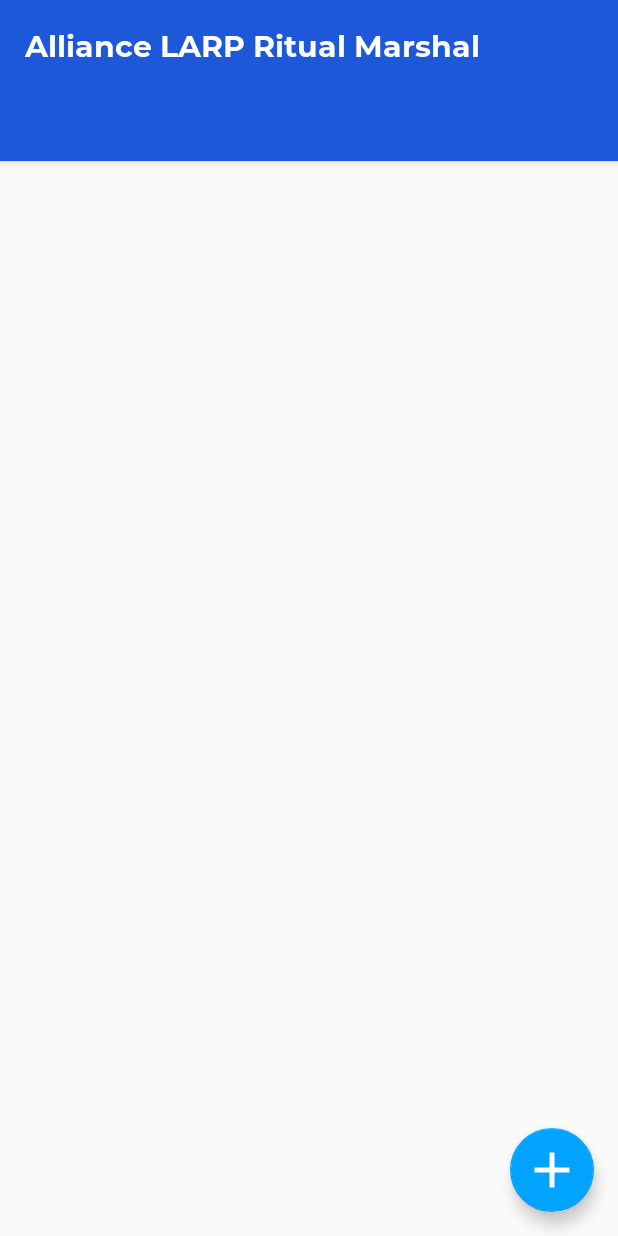
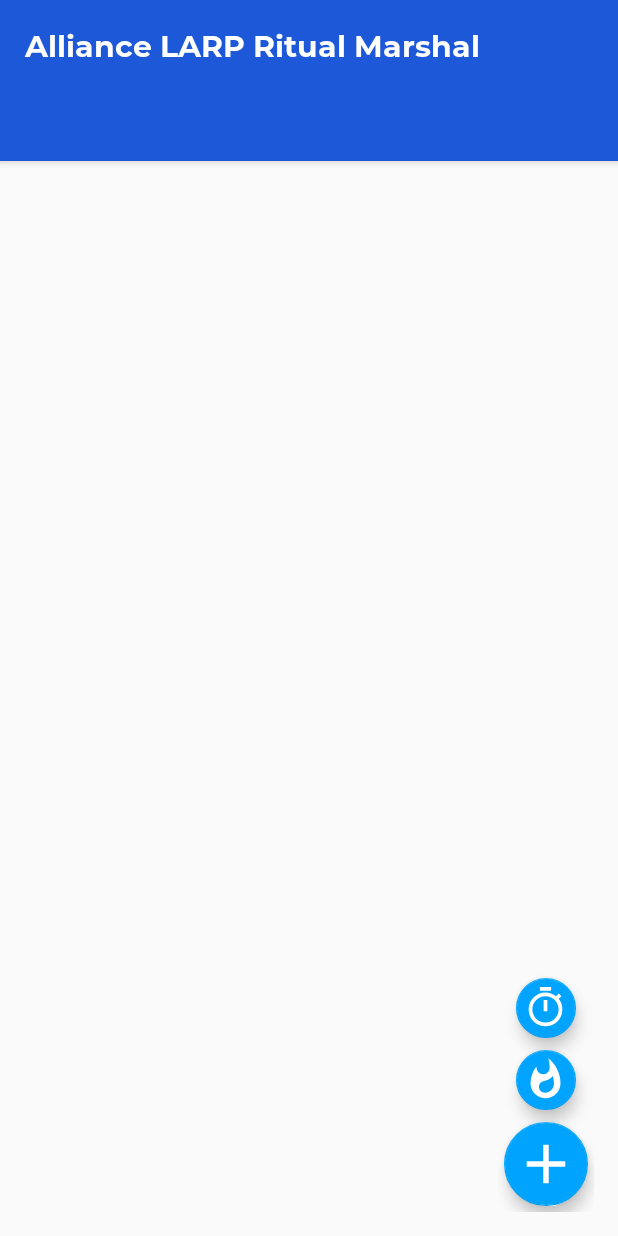
Before and after one commit to raddue/AllianceRitualMarshal, an Android app: the layout activity_main.xml on its own in the app's theme, with its tools: preview values and no code run, on a phone screen of 412 x 824 dp. Run offline under Robolectric (Android 15) with nearby library versions, the phone set to English and light mode, and no system bars.

Commit message:
Added some FAB work, lost content from main view. Woops.

```diff
--- a/app/src/main/java/com/radaedalus/allianceritualmarshal/MainActivity.kt
+++ b/app/src/main/java/com/radaedalus/allianceritualmarshal/MainActivity.kt
@@ -18,10 +18,22 @@ class MainActivity : AppCompatActivity() {
 
         tabs_main.setupWithViewPager(viewpager_main)
 
-        val fab: View = findViewById(R.id.fab)
+        val fab: View = findViewById(R.id.fab_main)
         fab.setOnClickListener {
             Toast.makeText(applicationContext, "Add countdown and roll features here", Toast.LENGTH_LONG)
                 .show()
         }
     }
+
+    fun openMenu() {
+
+    }
+
+    fun closeMenu() {
+
+    }
+
+    fun onClick() {
+
+    }
 }
--- a/app/src/main/res/layout/activity_main.xml
+++ b/app/src/main/res/layout/activity_main.xml
@@ -28,8 +28,6 @@
             android:layout_height="wrap_content"
             android:background="?attr/colorPrimary" />
 
-    </com.google.android.material.appbar.AppBarLayout>
-
         <androidx.viewpager.widget.ViewPager
             android:id="@+id/viewpager_main"
             android:layout_width="match_parent"
@@ -37,14 +35,54 @@
             app:layout_constraintTop_toBottomOf="@+id/tabs_main"
             app:layout_behavior="@string/appbar_scrolling_view_behavior" />
 
-    <com.google.android.material.floatingactionbutton.FloatingActionButton
-        android:id="@+id/fab"
+    </com.google.android.material.appbar.AppBarLayout>
+
+    <androidx.constraintlayout.widget.ConstraintLayout
+        android:layout_width="fill_parent"
+        android:layout_height="fill_parent" >
+
+        <LinearLayout
             android:layout_width="wrap_content"
             android:layout_height="wrap_content"
-        android:layout_gravity="bottom|end"
-        android:layout_margin="@dimen/fab_margin"
-        app:srcCompat="@drawable/ic_add_white_24dp"
-        app:maxImageSize="40dp"
-        app:rippleColor="@color/colorPrimary"/>
+            android:layout_marginEnd="16dp"
+            android:layout_marginBottom="16dp"
+            android:gravity="center_horizontal"
+            android:orientation="vertical"
+            app:layout_constraintBottom_toBottomOf="parent"
+            app:layout_constraintEnd_toEndOf="parent">
+
+            <com.google.android.material.floatingactionbutton.FloatingActionButton
+                android:id="@+id/fab_timer"
+                android:layout_width="wrap_content"
+                android:layout_height="wrap_content"
+                android:layout_margin="4dp"
+                app:fabSize="mini"
+                app:maxImageSize="30dp"
+                app:rippleColor="@color/colorPrimary"
+                app:srcCompat="@drawable/ic_timer_white_24dp" />
+
+            <com.google.android.material.floatingactionbutton.FloatingActionButton
+                android:id="@+id/fab_roll"
+                android:layout_width="wrap_content"
+                android:layout_height="wrap_content"
+                android:layout_margin="4dp"
+                app:fabSize="mini"
+                app:maxImageSize="30dp"
+                app:rippleColor="@color/colorPrimary"
+                app:srcCompat="@drawable/ic_whatshot_white_24dp" />
+
+            <com.google.android.material.floatingactionbutton.FloatingActionButton
+                android:id="@+id/fab_main"
+                android:layout_width="wrap_content"
+                android:layout_height="wrap_content"
+                android:layout_margin="4dp"
+                app:fabSize="normal"
+                app:maxImageSize="44dp"
+                app:rippleColor="@color/colorPrimary"
+                app:srcCompat="@drawable/ic_add_white_24dp" />
+
+        </LinearLayout>
+
+    </androidx.constraintlayout.widget.ConstraintLayout>
 
 </androidx.coordinatorlayout.widget.CoordinatorLayout>
```
Lines whose indentation alone changed are shown as unchanged.
